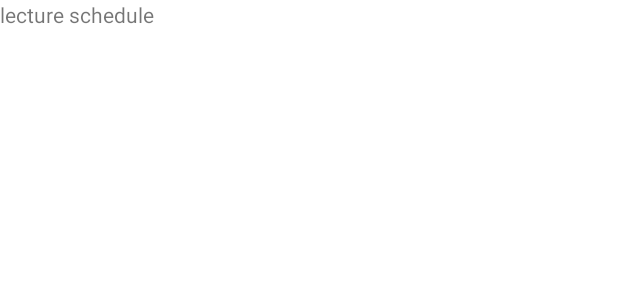
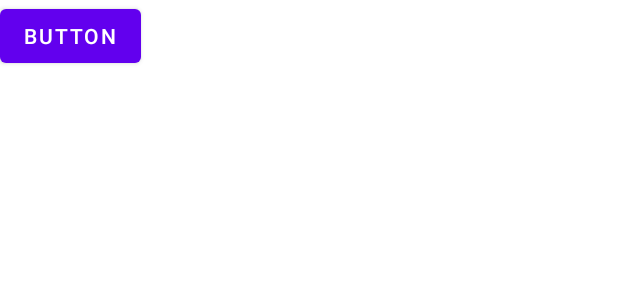
Before and after one commit to MustafaAyerdem0/AttendanceApp, an Android app: the layout fragment_lecture_schedule.xml on its own in the app's theme, with its tools: preview values and no code run, on a phone screen of 412 x 824 dp. Shown: the top 300 px of the screen. Run offline under Robolectric (Android 15) with nearby library versions, the phone set to English and light mode, and no system bars.

Commit message:
list view is added to lecture schedule

```diff
--- a/app/src/main/res/layout/fragment_lecture_schedule.xml
+++ b/app/src/main/res/layout/fragment_lecture_schedule.xml
@@ -1,14 +1,24 @@
 <?xml version="1.0" encoding="utf-8"?>
-<androidx.constraintlayout.widget.ConstraintLayout xmlns:android="http://schemas.android.com/apk/res/android"
-    xmlns:tools="http://schemas.android.com/tools"
-    android:layout_width="match_parent"
-    android:layout_height="match_parent"
-    tools:context=".ui.lectures.LectureSchedule">
+<LinearLayout
+    xmlns:android="http://schemas.android.com/apk/res/android"
+    android:orientation="vertical"
+    android:layout_width="fill_parent"
+    android:layout_height="match_parent" >
 
-    <!-- TODO: Update blank fragment layout -->
-    <TextView
+    <Button
+        android:id="@+id/btton"
+        android:layout_width="wrap_content"
+        android:layout_height="wrap_content"
+        android:text="Button"
+        />
+
+    <ListView
+        android:id="@+id/lst"
         android:layout_width="match_parent"
         android:layout_height="match_parent"
-        android:text="lecture schedule" />
+        android:paddingLeft="10dp"
 
-</androidx.constraintlayout.widget.ConstraintLayout>
+        android:textAlignment="center">
+
+    </ListView>
+</LinearLayout>
```
Also changed, not shown: app/src/main/java/com/example/attendancefp/ui/lectures/LectureSchedule.java (+52 -1 lines).
